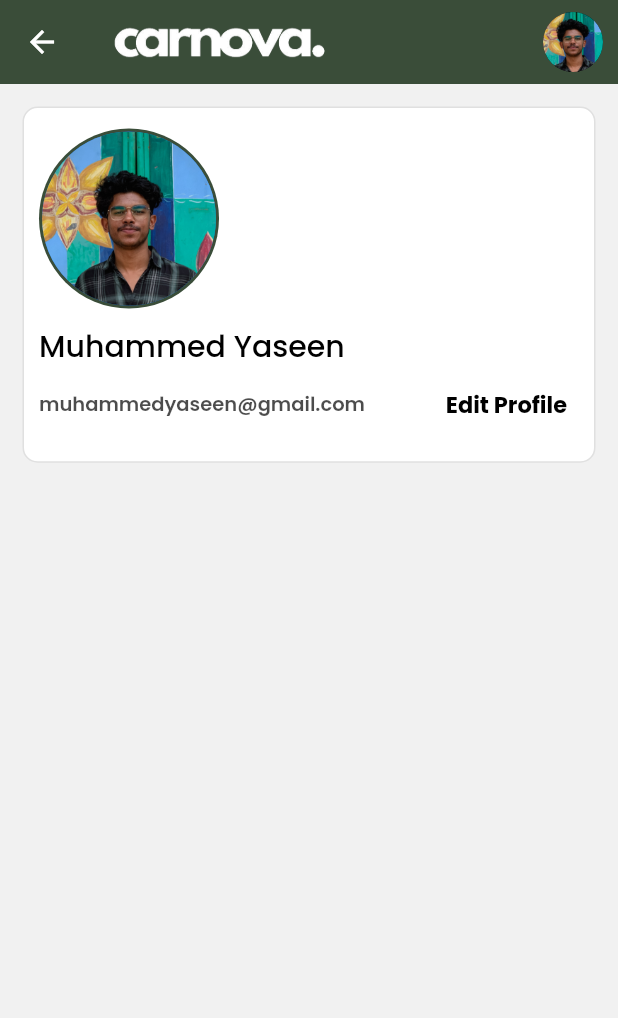
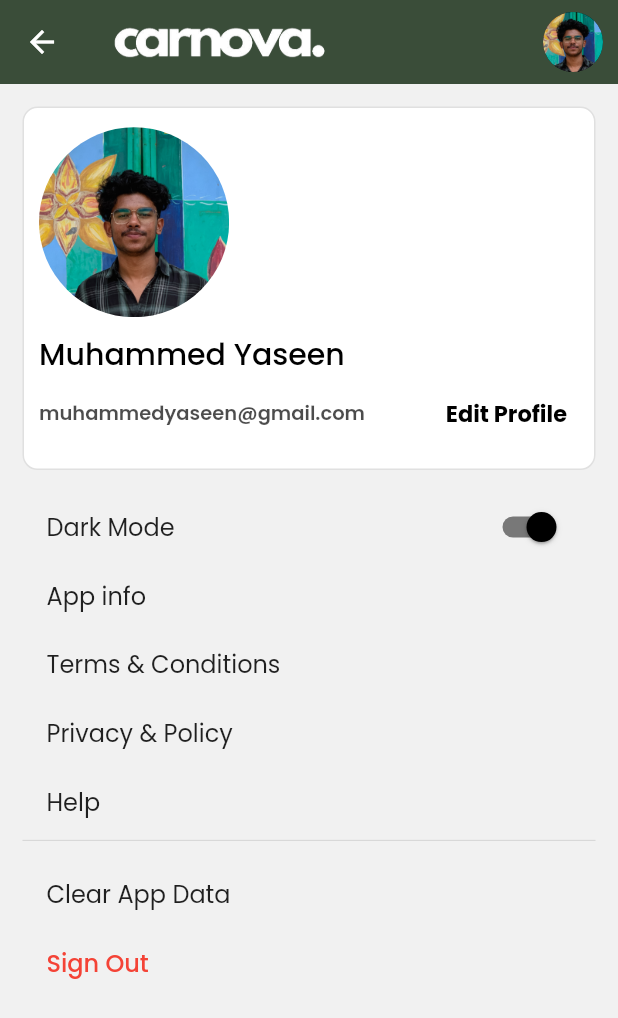
Before and after one commit to yaseeeeeeeeeeen/carnova_user, a Flutter app: the UserProfile screen opened directly, on a phone screen of 412 x 824 dp. Shown: the top 1018 px of the screen. Run offline on Flutter 3.47's test engine with Material 2 defaults, Android fonts, the phone set to English and light mode, and no system bars; our stand-ins replace carousel_slider, contained_tab_bar_view, flutter_svg, google_fonts, syncfusion_flutter_datepicker; network calls fail.

```diff
--- a/lib/main.dart
+++ b/lib/main.dart
@@ -1,3 +1,4 @@
+import 'package:carnova_user/resources/constant/colors_userside.dart';
 import 'package:carnova_user/utils/bottom_nav_bar.dart';
 import 'package:flutter/material.dart';
 import 'package:flutter/services.dart';
--- /dev/null
+++ b/lib/resources/components/profie_screen/profile_card.dart
@@ -0,0 +1,58 @@
+import 'package:carnova_user/resources/constant/colors_userside.dart';
+import 'package:carnova_user/resources/constant/text_styles.dart';
+import 'package:carnova_user/view/home_screen.dart';
+import 'package:flutter/material.dart';
+import 'package:google_fonts/google_fonts.dart';
+
+class ProfileCardWid extends StatelessWidget {
+  const ProfileCardWid({super.key});
+
+  @override
+  Widget build(BuildContext context) {
+    double heigth = MediaQuery.sizeOf(context).height;
+    return Container(
+      decoration: BoxDecoration(
+        borderRadius: BorderRadius.circular(10),
+        border: Border.all(color: Colors.grey.shade300),
+        color: Colors.white,
+      ),
+      padding: const EdgeInsets.all(10),
+      height: heigth / 3.4,
+      width: double.infinity,
+      child: Column(
+        mainAxisAlignment: MainAxisAlignment.center,
+        crossAxisAlignment: CrossAxisAlignment.start,
+        children: [
+          CircleAvatar(
+              backgroundColor: Colors.white,
+              radius: heigth / 13,
+              backgroundImage: AssetImage(imageU.userPhoto)),
+          const SizedBox(height: 10),
+          Text(
+            "Muhammed Yaseen",
+            style: profileName,
+          ),
+          Row(
+            mainAxisAlignment: MainAxisAlignment.spaceBetween,
+            children: [
+              SizedBox(
+                width: MediaQuery.sizeOf(context).width / 1.8,
+                child: Text("muhammedyaseen@gmail.com",
+                    style: mailstyle, overflow: TextOverflow.ellipsis),
+              ),
+              TextButton(
+                  onPressed: () {},
+                  child: Text(
+                    "Edit Profile",
+                    style: GoogleFonts.poppins(
+                        fontSize: 15,
+                        color: Colors.black,
+                        fontWeight: FontWeight.bold),
+                  ))
+            ],
+          )
+        ],
+      ),
+    );
+  }
+}
--- /dev/null
+++ b/lib/resources/components/profie_screen/profile_screen_listtile.dart
@@ -0,0 +1,41 @@
+import 'package:carnova_user/resources/constant/text_styles.dart';
+import 'package:flutter/material.dart';
+
+class ProfileScreenListtile extends StatelessWidget {
+  ProfileScreenListtile(
+      {super.key, required this.text, required this.isLogout});
+  final String text;
+  bool isLogout = false;
+  @override
+  Widget build(BuildContext context) {
+    double heigth = MediaQuery.sizeOf(context).height;
+    return SizedBox(
+        height: heigth / 18,
+        width: double.infinity,
+        child: ListTile(
+          title: Text(text, style: isLogout ? logoutbutton : listtilesText),
+        ));
+  }
+}
+
+class ProfileListtileToggle extends StatelessWidget {
+  const ProfileListtileToggle({super.key, required this.text});
+  final String text;
+  @override
+  Widget build(BuildContext context) {
+    double heigth = MediaQuery.sizeOf(context).height;
+    return SizedBox(
+        height: heigth / 18,
+        width: double.infinity,
+        child: ListTile(
+          title: Text(text, style: listtilesText),
+          trailing: Switch(
+              activeColor: Colors.black,
+              value: true,
+              onChanged: (value) {
+                //ontap change the value
+                value = false;
+              }),
+        ));
+  }
+}
--- a/lib/resources/components/textfields_and_buttons/custom_textfiled.dart
+++ b/lib/resources/components/textfields_and_buttons/custom_textfiled.dart
@@ -7,9 +7,11 @@ class CustomTextfield extends StatelessWidget {
   bool isSufix;
   TextEditingController controller;
   TextInputType? keybordtype;
+  bool viewonly;
   CustomTextfield(
       {super.key,
       this.keybordtype,
+      required this.viewonly,
       required this.hint,
       required this.isSufix,
       required this.controller});
@@ -33,6 +35,7 @@ class CustomTextfield extends StatelessWidget {
               keyboardType: keybordtype,
               style: GoogleFonts.poppins(color: Colors.black),
               decoration: InputDecoration(
+                enabled: viewonly,
                 border: const OutlineInputBorder(),
                 fillColor: Colors.transparent,
                 filled: true,
--- a/lib/resources/constant/text_styles.dart
+++ b/lib/resources/constant/text_styles.dart
@@ -27,6 +27,12 @@ TextStyle mailstyle = GoogleFonts.poppins(
     color: Colors.black.withOpacity(0.7),
     fontSize: 13,
     fontWeight: FontWeight.w600);
+
+TextStyle listtilesText =
+    GoogleFonts.poppins(fontSize: 16, fontWeight: FontWeight.w400);
+
+TextStyle logoutbutton = GoogleFonts.poppins(
+    fontSize: 16, fontWeight: FontWeight.w500, color: Colors.red);
 ////////////////////////---OLD STYLES----//////////////////////////////////////////////////////////////////////////////
 TextStyle style2 = GoogleFonts.poppins(
     color: Colors.white, fontSize: 27, fontWeight: FontWeight.w500);
--- a/lib/view/user_profile.dart
+++ b/lib/view/user_profile.dart
@@ -1,10 +1,10 @@
+import 'package:carnova_user/resources/components/profie_screen/profile_card.dart';
+import 'package:carnova_user/resources/components/profie_screen/profile_screen_listtile.dart';
 import 'package:carnova_user/resources/constant/colors_userside.dart';
 import 'package:carnova_user/resources/constant/text_styles.dart';
 import 'package:carnova_user/utils/appbar.dart';
-import 'package:carnova_user/view/home_screen.dart';
 
 import 'package:flutter/material.dart';
-import 'package:google_fonts/google_fonts.dart';
 
 class UserProfile extends StatelessWidget {
   const UserProfile({super.key});
@@ -17,57 +17,24 @@ class UserProfile extends StatelessWidget {
         appBar: customAppBarU(context),
         body: Padding(
           padding: const EdgeInsets.all(15),
-          child: Column(
-            children: [
-              Container(
-                decoration: BoxDecoration(
-                  borderRadius: BorderRadius.circular(10),
-                  border: Border.all(color: Colors.grey.shade300),
-                  color: Colors.white,
-                ),
-                padding: const EdgeInsets.all(10),
-                height: heigth / 3.47,
-                width: double.infinity,
-                child: Column(
-                  mainAxisAlignment: MainAxisAlignment.center,
-                  crossAxisAlignment: CrossAxisAlignment.start,
-                  children: [
-                    CircleAvatar(
-                      backgroundColor: appbarColorU,
-                      radius: 60,
-                      child: CircleAvatar(
-                          radius: 58,
-                          backgroundImage: AssetImage(imageU.userPhoto)),
-                    ),
-                    const SizedBox(height: 10),
-                    Text(
-                      "Muhammed Yaseen",
-                      style: profileName,
-                    ),
-                    Row(
-                      mainAxisAlignment: MainAxisAlignment.spaceBetween,
-                      children: [
-                        SizedBox(
-                          width: MediaQuery.sizeOf(context).width / 1.8,
-                          child: Text("muhammedyaseen@gmail.com",
-                              style: mailstyle,
-                              overflow: TextOverflow.ellipsis),
-                        ),
-                        TextButton(
-                            onPressed: () {},
-                            child: Text(
-                              "Edit Profile",
-                              style: GoogleFonts.poppins(
-                                  fontSize: 15,
-                                  color: Colors.black,
-                                  fontWeight: FontWeight.bold),
-                            ))
-                      ],
-                    )
-                  ],
-                ),
-              )
-            ],
+          child: SingleChildScrollView(
+            child: Column(
+              children: [
+                const ProfileCardWid(),
+                const SizedBox(height: 10),
+                const ProfileListtileToggle(text: "Dark Mode"),
+                ProfileScreenListtile(text: "App info", isLogout: false),
+                ProfileScreenListtile(
+                    text: "Terms & Conditions", isLogout: false),
+                ProfileScreenListtile(
+                    text: "Privacy & Policy", isLogout: false),
+                ProfileScreenListtile(text: "Help", isLogout: false),
+                const Divider(),
+                ProfileScreenListtile(text: "Clear App Data", isLogout: false),
+                ProfileScreenListtile(text: "Sign Out", isLogout: true),
+                Container()
+              ],
+            ),
           ),
         ));
   }
--- a/pubspec.yaml
+++ b/pubspec.yaml
@@ -35,6 +35,8 @@ dependencies:
     sdk: flutter
   flutter_svg: ^2.0.9
   google_fonts: ^6.1.0
+  intl: ^0.18.1
+  syncfusion_flutter_datepicker: ^23.1.44
 
 dev_dependencies:
   flutter_lints: ^2.0.0
```
Also changed, not shown: lib/utils/date_picker.dart (added, +68 -0 lines), lib/view/find_vehicle.dart (+17 -5 lines), pubspec.lock.
